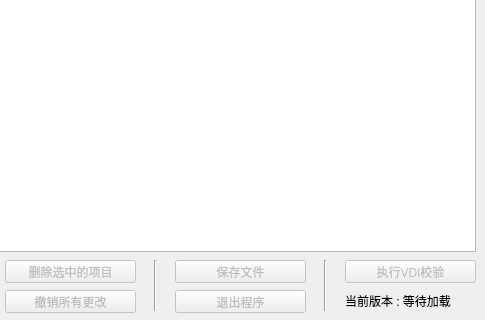
Before: the Qt Designer form src/ui/vdi_ui.ui in JNTMTMTM/SHICTHRS_VDI, drawn with Qt 5; both pictures show x 315 to 800 and y 170 to 490 of the 800 by 490 pixel window.
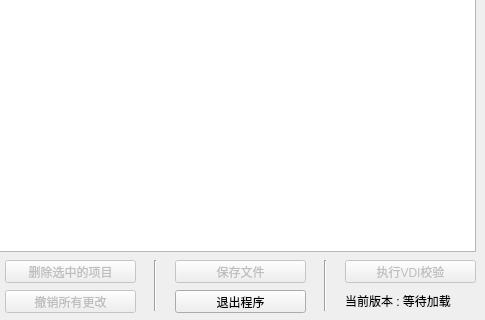
After: the same form once the commit is applied.

```diff
--- a/src/ui/vdi_ui.ui
+++ b/src/ui/vdi_ui.ui
@@ -173,7 +173,7 @@
   </widget>
   <widget class="QPushButton" name="pbtn_quit">
    <property name="enabled">
-    <bool>false</bool>
+    <bool>true</bool>
    </property>
    <property name="geometry">
     <rect>
```
